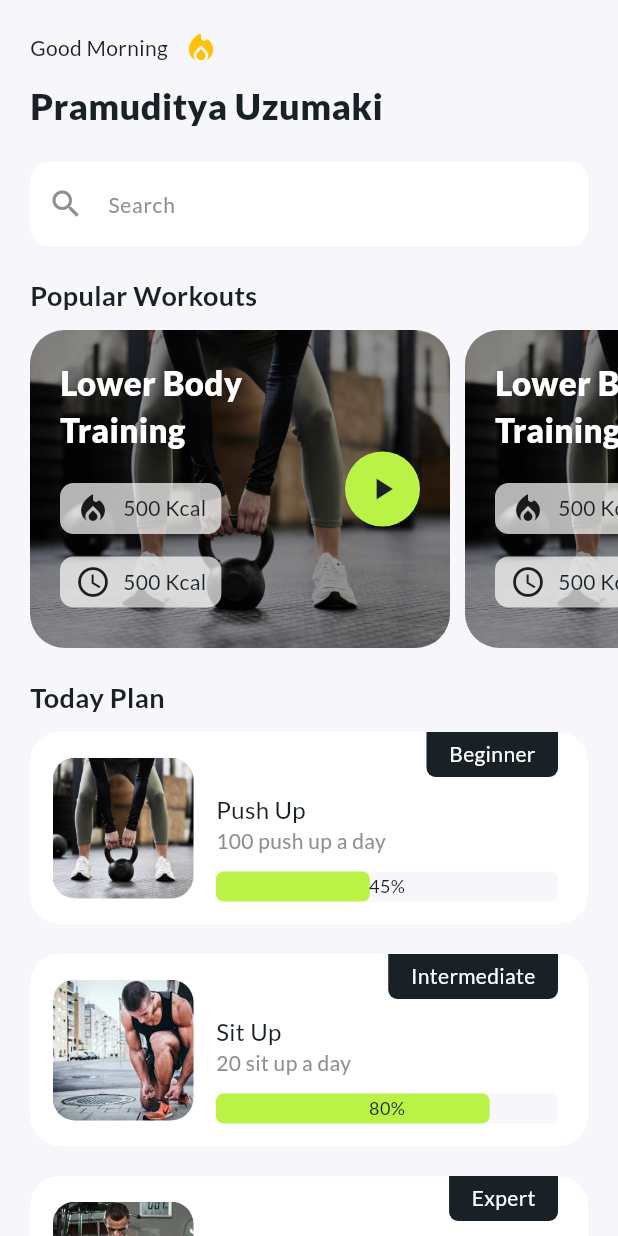
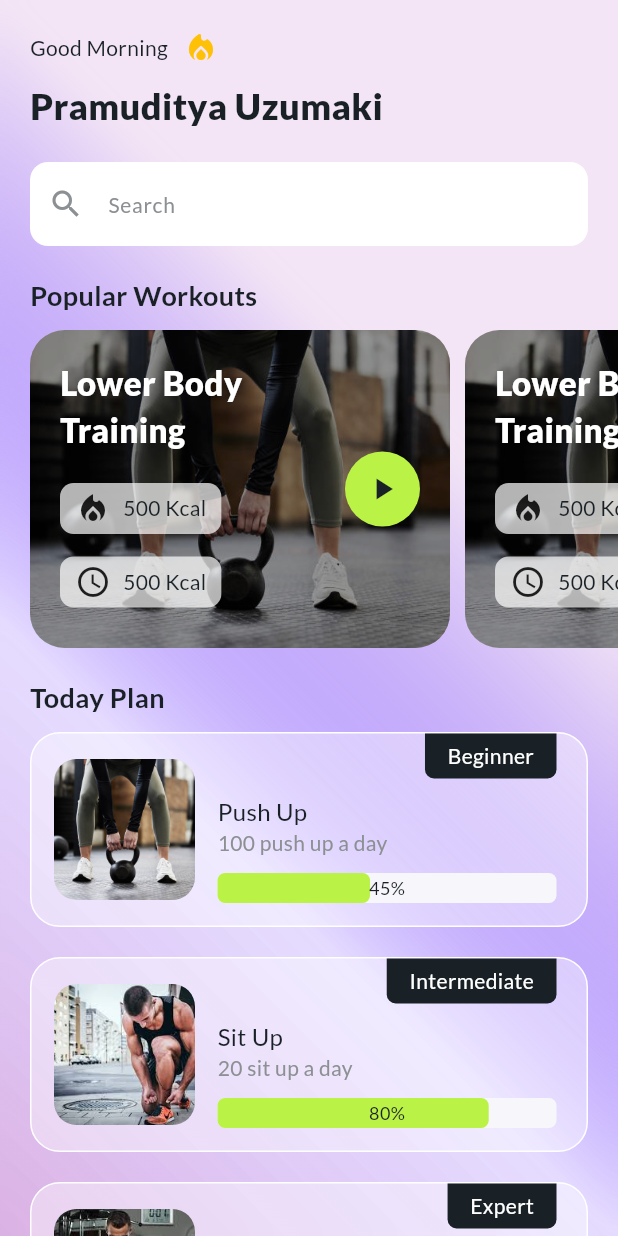
Before and after one commit to devtanvirmahtab/fitness, a Flutter app: the HomeView screen opened by its route, on a phone screen of 412 x 824 dp. Run offline on Flutter 3.47's test engine with Material 3 defaults, Android fonts, the phone set to English and light mode, and no system bars; drawn by our look-alikes of flutter_animate; our stand-ins replace get, google_fonts, google_nav_bar.

Commit message:
working on background color

```diff
--- a/lib/app/modules/nav/home/views/home_view.dart
+++ b/lib/app/modules/nav/home/views/home_view.dart
@@ -1,3 +1,5 @@
+import 'dart:ui';
+
 import 'package:fitness/app/core/constants/app_constant.dart';
 import 'package:fitness/app/core/constants/app_text_style.dart';
 import 'package:fitness/app/core/constants/asset_constants.dart';
@@ -16,8 +18,23 @@ class HomeView extends GetView<HomeController> {
 
   @override
   Widget build(BuildContext context) {
-    return Scaffold(
-      backgroundColor: AppColor.mainBg,
+    return Container(
+      decoration: BoxDecoration(
+        gradient: LinearGradient(
+            colors: [
+              Colors.purple.withOpacity(0.2),
+              Colors.deepPurpleAccent.withOpacity(0.1),
+              Colors.purple.shade50,
+            ],
+          tileMode: TileMode.clamp,begin: Alignment.bottomLeft,
+        ),
+      ),
+      child: BackdropFilter(
+        filter: ImageFilter.blur(sigmaX: 10.0, sigmaY: 10.0),
+        child: Container(
+          // color: AppColor.infoColor.withOpacity(0.5),
+          child: Scaffold(
+            backgroundColor: AppColor.transparent,
             body: SafeArea(
               child: SingleChildScrollView(
                 child: Column(
@@ -50,6 +67,9 @@ class HomeView extends GetView<HomeController> {
                         ),
                     gapH(100),
                   ],
+                ),
+              ),
+            ),
           ),
         ),
       ),
@@ -244,8 +264,9 @@ class HomeView extends GetView<HomeController> {
   }) {
     return Container(
       decoration: BoxDecoration(
-        color: AppColor.white,
+          color: AppColor.white.withOpacity(0.4),
           borderRadius: BorderRadius.circular(20),
+          border: Border.all(color: AppColor.white)
       ),
       child: Row(
         children: [
```
Lines whose indentation alone changed are shown as unchanged.
